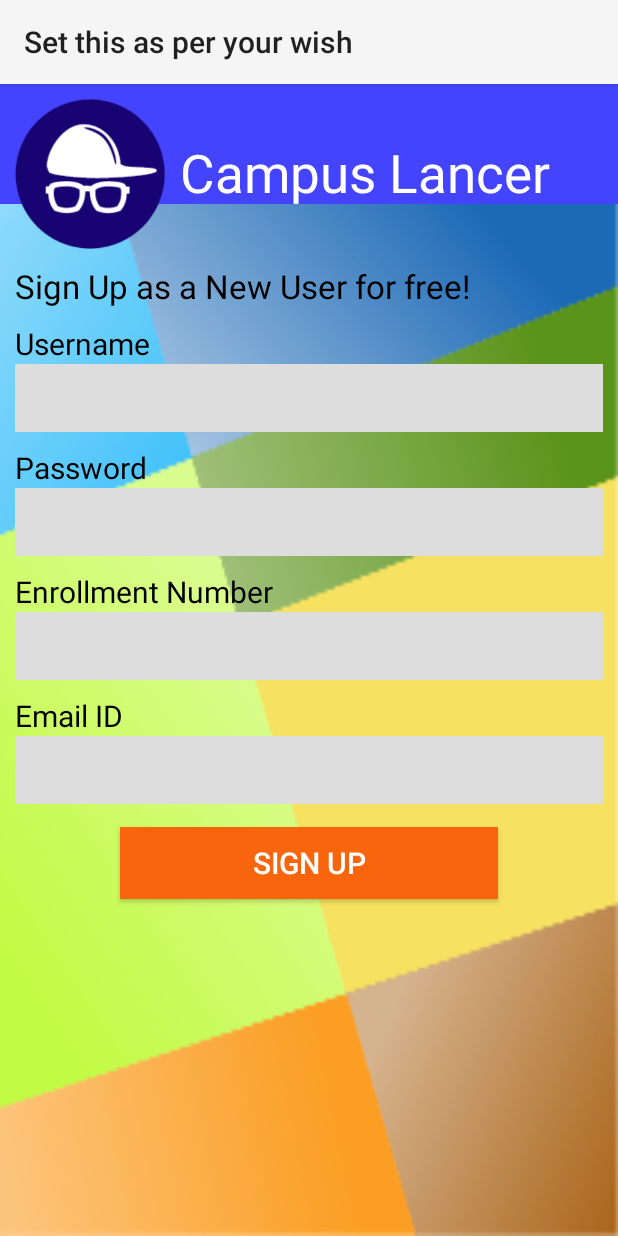
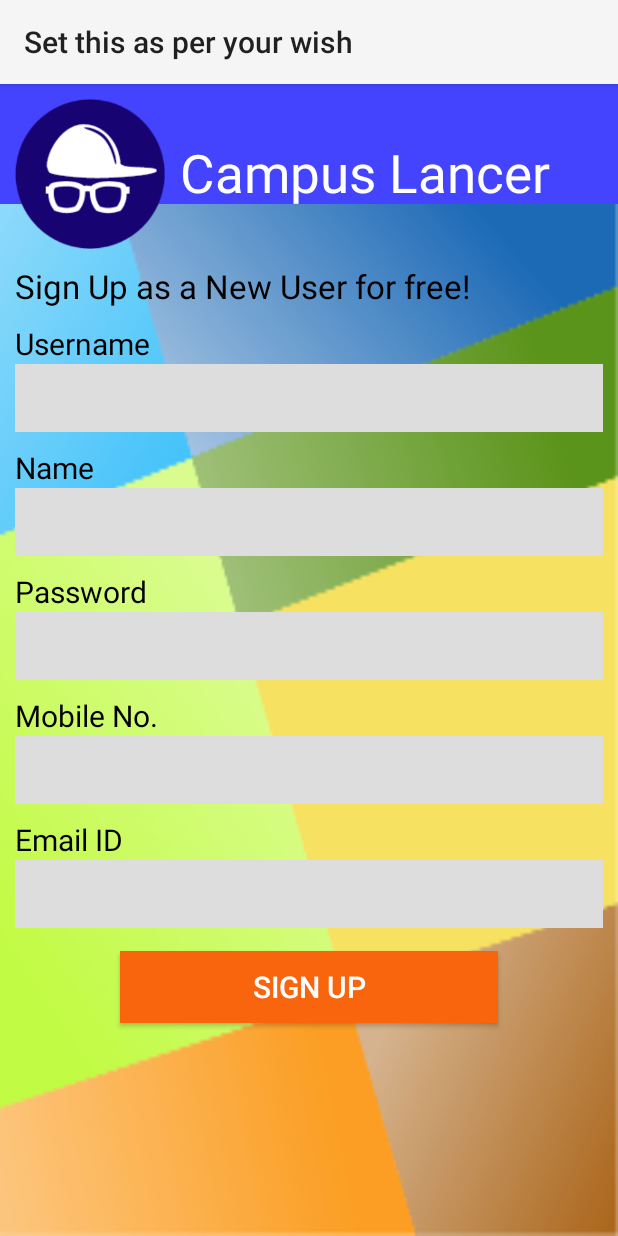
Before and after one commit to anshulshah96/CampusLancer, an Android app: the SignupActivity screen opened directly, with no data from a screen before it, on a phone screen of 412 x 824 dp. Run offline under Robolectric (Android 15) with nearby library versions, the phone set to English and light mode, and no system bars; libraries missing offline, so code that uses them is left out: com.parse.

Commit message:
Signup Not working

```diff
--- a/app/src/main/java/com/aka/campuslancer/SignupActivity.java
+++ b/app/src/main/java/com/aka/campuslancer/SignupActivity.java
@@ -65,7 +65,7 @@ public class SignupActivity extends ActionBarActivity {
                             Toast.makeText(getApplicationContext(),
                                     "Successfully Signed up, please log in.",
                                     Toast.LENGTH_LONG).show();
-                                 dialog.dismiss();
+                            dialog.dismiss();
                             Intent intent = new Intent(SignupActivity.this,
                                     Welcome.class);
                         } else {
@@ -74,7 +74,7 @@ public class SignupActivity extends ActionBarActivity {
                                     .show();
                             dialog.dismiss();
 
-                           // Log.e("Sign Up Error: ",e.getMessage());
+                            // Log.e("Sign Up Error: ",e.getMessage());
                         }
                     }
                 });
--- a/app/src/main/java/com/aka/campuslancer/WorkDescriptionFragment.java
+++ b/app/src/main/java/com/aka/campuslancer/WorkDescriptionFragment.java
@@ -169,9 +169,9 @@ public class WorkDescriptionFragment extends Fragment {
                                         Log.d("Cloud Error", e.getMessage());
                                 }
                             });
-
-                            Intent intent = new Intent(getActivity().getApplicationContext(), WorkActivity.class);
-                            startActivity(intent);
+                            getActivity().finish();
+//                            Intent intent = new Intent(getActivity().getApplicationContext(), WorkActivity.class);
+//                            startActivity(intent);
                         }
                         else {
                             Log.d("Saving error: ",e.getMessage());
--- a/app/src/main/res/layout/activity_signup.xml
+++ b/app/src/main/res/layout/activity_signup.xml
@@ -70,12 +70,39 @@
         android:inputType="text"
         android:textSize="25sp"
         android:background="#DDDDDD"/>
+    <TextView
+    android:id="@+id/txtnamesignup"
+    android:layout_width="fill_parent"
+    android:layout_height="wrap_content"
+    android:layout_below="@id/usernamesignup"
+    android:paddingTop="10dp"
+
+    android:layout_marginLeft="10dp"
+    android:layout_marginRight="10dp"
+
+    android:text="Name"
+    android:textSize="20sp"
+    android:textColor="#000000"/>
+
+    <EditText
+        android:id="@+id/namesignup"
+        android:layout_width="fill_parent"
+        android:layout_height="wrap_content"
+        android:layout_below="@id/txtnamesignup"
+        android:padding="5sp"
+
+        android:layout_marginLeft="10dp"
+        android:layout_marginRight="10dp"
+
+        android:inputType="text"
+        android:textSize="25sp"
+        android:background="#DDDDDD"/>
 
     <TextView
         android:id="@+id/txtpasswordsignup"
         android:layout_width="fill_parent"
         android:layout_height="wrap_content"
-        android:layout_below="@id/usernamesignup"
+        android:layout_below="@id/namesignup"
         android:paddingTop="10dp"
 
         android:layout_marginLeft="10dp"
--- a/app/src/main/res/values/strings.xml
+++ b/app/src/main/res/values/strings.xml
@@ -10,7 +10,7 @@
 
     <string name="Username">Username</string>
     <string name="Password">Password</string>
-    <string name="Enrollment">Enrollment Number</string>
+    <string name="Enrollment">Mobile No.</string>
     <string name="Email">Email ID</string>
     <string name="LoginBtn">Login</string>
     <string name="SignupBtn">Sign Up</string>
@@ -36,7 +36,7 @@
     <!-- Work Description Page Strings -->
     <string name="WorkDescriptionTopic">Topic</string>
     <string name="WorkDescriptionDescription">Description</string>
-    <string name="WorkDescriptionUserName">Username</string>
+    <string name="WorkDescriptionUserName">Employer</string>
     <string name="WorkDescriptionMobileNumber">Mobile Number</string>
     <string name="WorkDescriptionBid">BID</string>
     <string name="WorkDescriptionDummy">Dummy Text</string>
```
Also changed, not shown: app/src/main/java/com/aka/campuslancer/HirePost.java (+16 -2 lines), app/src/main/java/com/aka/campuslancer/WorkActivity.java (+28 -10 lines).
